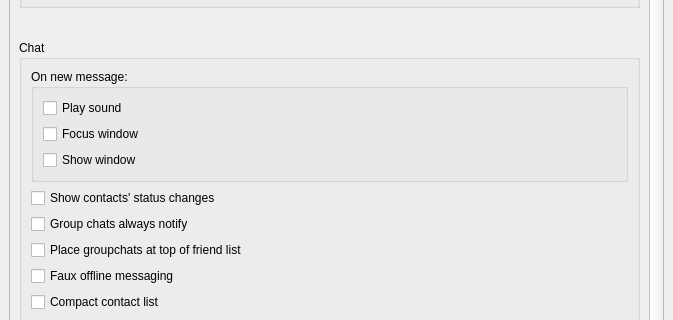
Qt form src/widget/form/settings/generalsettings.ui (qTox/qTox) before a commit; both pictures show x 0 to 673 and y 400 to 720 of the 673 by 1100 pixel window.
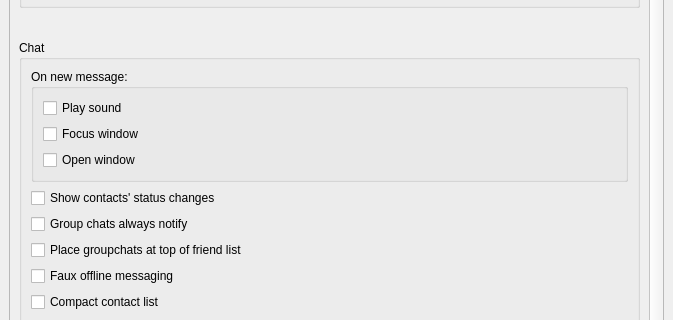
The same form after that commit. Custom widgets are drawn as their Qt base class.

Diff of the .ui file:
```diff
--- a/src/widget/form/settings/generalsettings.ui
+++ b/src/widget/form/settings/generalsettings.ui
@@ -345,7 +345,7 @@
                   <string comment="tooltip for Show window setting">Show qTox's window when you receive new message.</string>
                  </property>
                  <property name="text">
-                  <string>Show window</string>
+                  <string>Open window</string>
                  </property>
                 </widget>
                </item>
```
Left out of the diff: 2 changed lines with no effect on the pictures.
